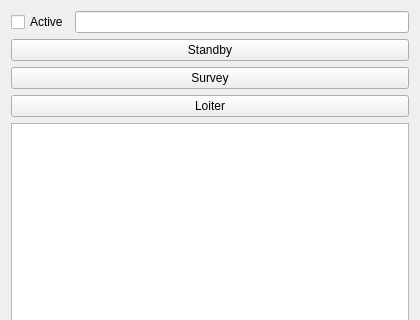
rolker/camp, file rosdetails.ui: the form before one commit; both pictures show x 0 to 420 and y 0 to 320 of the 420 by 534 pixel window.
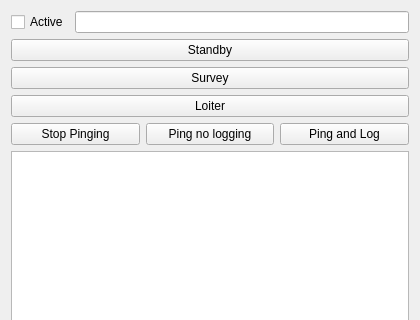
The form after the commit.

Commit message: Added buttons to start/stop pinging and logging the sonar.

The edit to the form file:
```diff
--- a/rosdetails.ui
+++ b/rosdetails.ui
@@ -50,6 +50,31 @@
      </property>
     </widget>
    </item>
+   <item>
+    <layout class="QHBoxLayout" name="horizontalLayout_3">
+     <item>
+      <widget class="QPushButton" name="stopPingingPushButton">
+       <property name="text">
+        <string>Stop Pinging</string>
+       </property>
+      </widget>
+     </item>
+     <item>
+      <widget class="QPushButton" name="startPingingPushButton">
+       <property name="text">
+        <string>Ping no logging</string>
+       </property>
+      </widget>
+     </item>
+     <item>
+      <widget class="QPushButton" name="pingAndLogPushButton">
+       <property name="text">
+        <string>Ping and Log</string>
+       </property>
+      </widget>
+     </item>
+    </layout>
+   </item>
    <item>
     <widget class="QTextBrowser" name="vehicleStatusTextBrowser"/>
    </item>
```
The commit also changes 8 other files.
